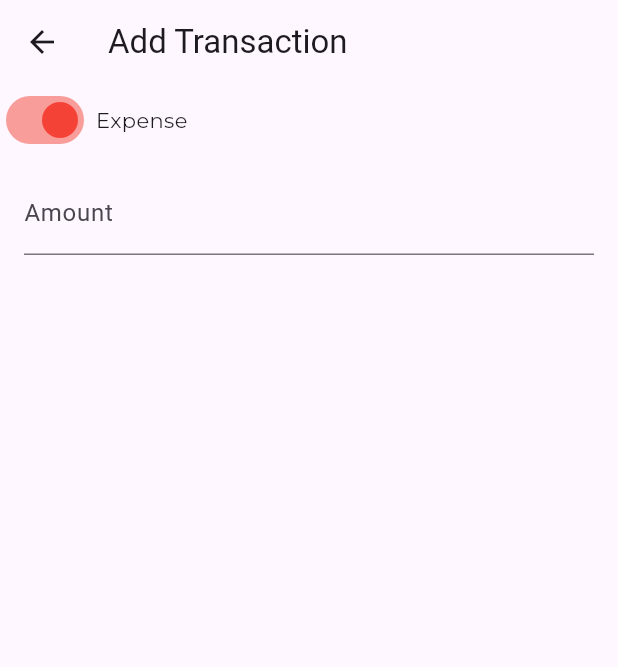
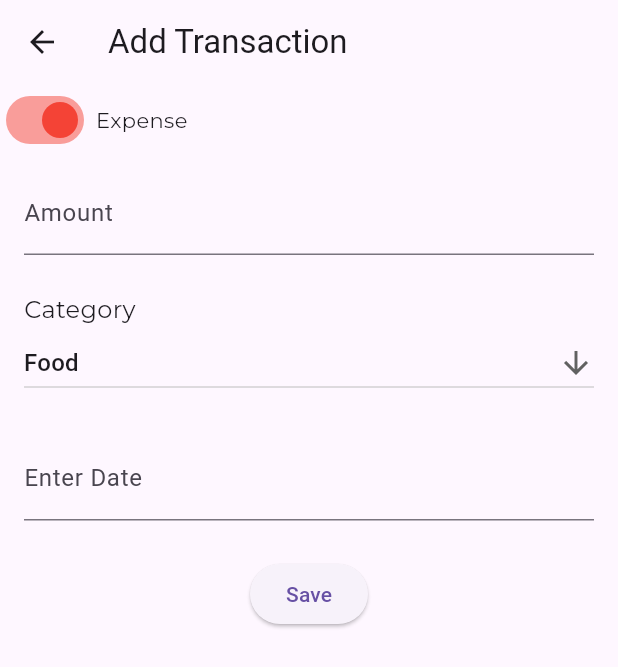
Before and after one commit to seviadwiyanti/uangku, a Flutter app: the TransactionPage screen opened directly, on a phone screen of 412 x 824 dp. Shown: the top 667 px of the screen. Run offline on Flutter 3.47's test engine with Material 3 defaults, Android fonts, the phone set to English and light mode, and no system bars; our stand-ins replace google_fonts; missing offline and left inert: calendar_appbar.

Commit message:
update kedua

```diff
--- a/lib/pages/transaction_page.dart
+++ b/lib/pages/transaction_page.dart
@@ -1,6 +1,7 @@
 import 'package:flutter/cupertino.dart';
 import 'package:flutter/material.dart';
 import 'package:google_fonts/google_fonts.dart';
+import 'package:intl/intl.dart';
 
 class TransactionPage extends StatefulWidget {
   const TransactionPage({super.key});
@@ -11,6 +12,9 @@ class TransactionPage extends StatefulWidget {
 
 class _TransactionPageState extends State<TransactionPage> {
   bool isExpense = true;
+  List<String> list = ['Food', 'Transport', 'Shopping'];
+  late String dropdownValue = list.first;
+  TextEditingController dateController = TextEditingController();
   @override
   Widget build(BuildContext context) {
     return Scaffold(
@@ -20,6 +24,7 @@ class _TransactionPageState extends State<TransactionPage> {
       body: SingleChildScrollView(
           child: SafeArea(
               child: Column(
+        crossAxisAlignment: CrossAxisAlignment.start,
         children: [
           Row(
             children: [
@@ -48,10 +53,63 @@ class _TransactionPageState extends State<TransactionPage> {
               decoration: InputDecoration(
                   border: UnderlineInputBorder(), labelText: "Amount"),
             ),
-            )
+          ),
+          SizedBox(height: 25),
+          Padding(
+            padding: const EdgeInsets.symmetric(horizontal: 16),
+            child: Text(
+              'Category',
+              style: GoogleFonts.montserrat(fontSize: 16),
+            ),
+          ),
+          Padding(
+            padding: const EdgeInsets.symmetric(horizontal: 16),
+            child: DropdownButton<String>(
+                value: dropdownValue,
+                isExpanded: true,
+                icon: Icon(Icons.arrow_downward),
+                items: list.map<DropdownMenuItem<String>>((String value) {
+                  return DropdownMenuItem<String>(
+                    value: value,
+                    child: Text(value),
+                  );
+                }).toList(),
+                onChanged: (String? value) {}),
+          ),
+          SizedBox(height: 25),
+          Padding(
+            padding: const EdgeInsets.symmetric(horizontal: 16),
+            child: TextField(
+              readOnly: true,
+              controller: dateController,
+              decoration: InputDecoration(labelText: "Enter Date"),
+              onTap: () async {
+                DateTime? pickedDate = await showDatePicker(
+                  context: context,
+                  initialDate: DateTime.now(),
+                  firstDate: DateTime(2000),
+                  lastDate: DateTime(2101),
+                );
+                if (pickedDate != null) {
+                  String formattedDate =
+                      DateFormat('y-MM-dd').format(pickedDate);
+
+                  dateController.text =
+                      formattedDate; // set the value of the text field
+                }
+              },
+            ),
+          ),
+          SizedBox(height: 25),
+          Center(
+            child: ElevatedButton(
+              onPressed: () {
+              },
+              child: Text('Save'),
+            ),
+          ),
         ],
-        )),
-      ),
+      ))),
     );
   }
 }
--- a/pubspec.yaml
+++ b/pubspec.yaml
@@ -36,6 +36,7 @@ dependencies:
   cupertino_icons: ^1.0.8
   google_fonts: ^6.1.0
   calendar_appbar: ^0.0.6
+  intl: ^0.17.0
 
 dev_dependencies:
   flutter_test:
```
Also changed, not shown: pubspec.lock. Lines whose indentation alone changed are shown as unchanged.
